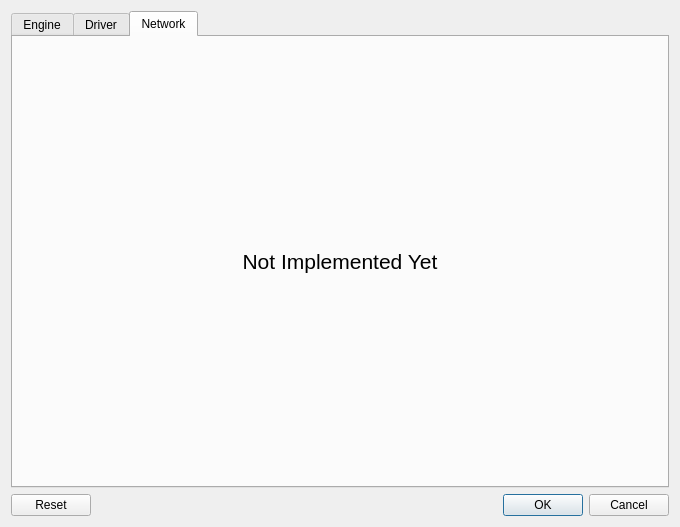
The window that resources/ui/settings_jack.ui (falkTX/Cadence) describes before a commit, drawn with Qt 5.
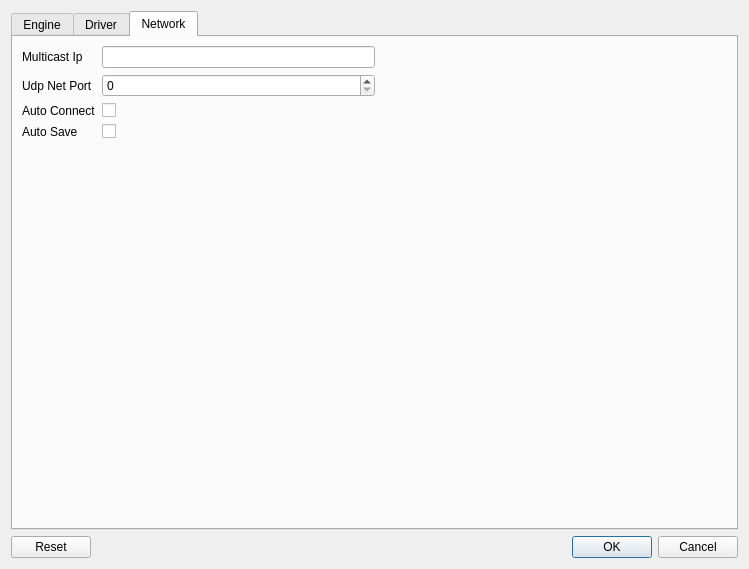
The same window after the commit. The open tabs and pages were chosen to show the change.

Patch:
```diff
--- a/resources/ui/settings_jack.ui
+++ b/resources/ui/settings_jack.ui
@@ -6,8 +6,8 @@
    <rect>
     <x>0</x>
     <y>0</y>
-    <width>680</width>
-    <height>449</height>
+    <width>749</width>
+    <height>569</height>
    </rect>
   </property>
   <property name="windowTitle">
@@ -1385,19 +1385,89 @@
       </attribute>
       <layout class="QVBoxLayout" name="verticalLayout_3">
        <item>
-        <widget class="QLabel" name="label">
-         <property name="font">
-          <font>
-           <pointsize>16</pointsize>
-          </font>
-         </property>
-         <property name="text">
-          <string>Not Implemented Yet</string>
-         </property>
-         <property name="alignment">
-          <set>Qt::AlignCenter</set>
-         </property>
-        </widget>
+        <layout class="QHBoxLayout" name="horizontalLayout">
+         <item>
+          <layout class="QGridLayout" name="gridLayout_16">
+           <item row="1" column="1">
+            <widget class="QSpinBox" name="obj_net_multicast_port"/>
+           </item>
+           <item row="2" column="0">
+            <widget class="QLabel" name="label_3">
+             <property name="text">
+              <string>Auto Connect</string>
+             </property>
+            </widget>
+           </item>
+           <item row="0" column="0">
+            <widget class="QLabel" name="label">
+             <property name="text">
+              <string>Multicast Ip</string>
+             </property>
+            </widget>
+           </item>
+           <item row="4" column="1">
+            <spacer name="verticalSpacer_6">
+             <property name="orientation">
+              <enum>Qt::Vertical</enum>
+             </property>
+             <property name="sizeHint" stdset="0">
+              <size>
+               <width>20</width>
+               <height>40</height>
+              </size>
+             </property>
+            </spacer>
+           </item>
+           <item row="0" column="1">
+            <widget class="QLineEdit" name="obj_net_multicast_ip"/>
+           </item>
+           <item row="1" column="0">
+            <widget class="QLabel" name="label_2">
+             <property name="text">
+              <string>Udp Net Port</string>
+             </property>
+            </widget>
+           </item>
+           <item row="3" column="0">
+            <widget class="QLabel" name="label_4">
+             <property name="text">
+              <string>Auto Save</string>
+             </property>
+            </widget>
+           </item>
+           <item row="2" column="1">
+            <widget class="QCheckBox" name="obj_net_auto_connect">
+             <property name="text">
+              <string/>
+             </property>
+            </widget>
+           </item>
+           <item row="3" column="1">
+            <widget class="QCheckBox" name="obj_net_auto_save">
+             <property name="text">
+              <string/>
+             </property>
+            </widget>
+           </item>
+          </layout>
+         </item>
+         <item>
+          <layout class="QVBoxLayout" name="verticalLayout_4"/>
+         </item>
+         <item>
+          <spacer name="horizontalSpacer_6">
+           <property name="orientation">
+            <enum>Qt::Horizontal</enum>
+           </property>
+           <property name="sizeHint" stdset="0">
+            <size>
+             <width>40</width>
+             <height>20</height>
+            </size>
+           </property>
+          </spacer>
+         </item>
+        </layout>
        </item>
       </layout>
      </widget>
```
Left out of the diff: 2 changed lines with no effect on the pictures.
